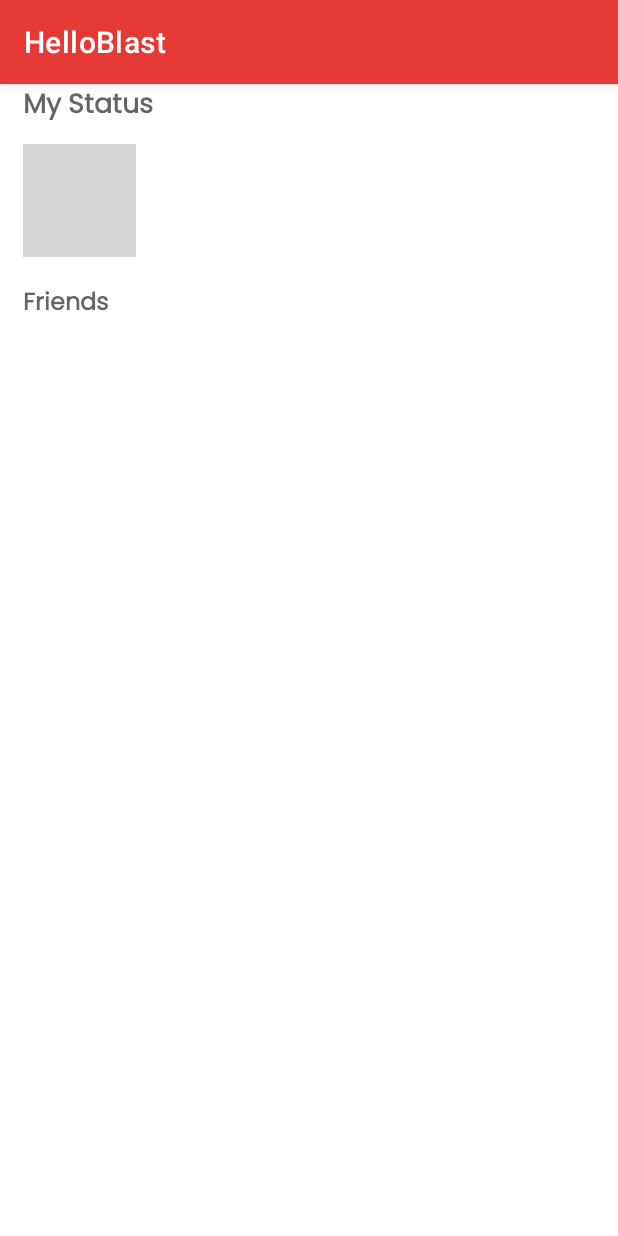
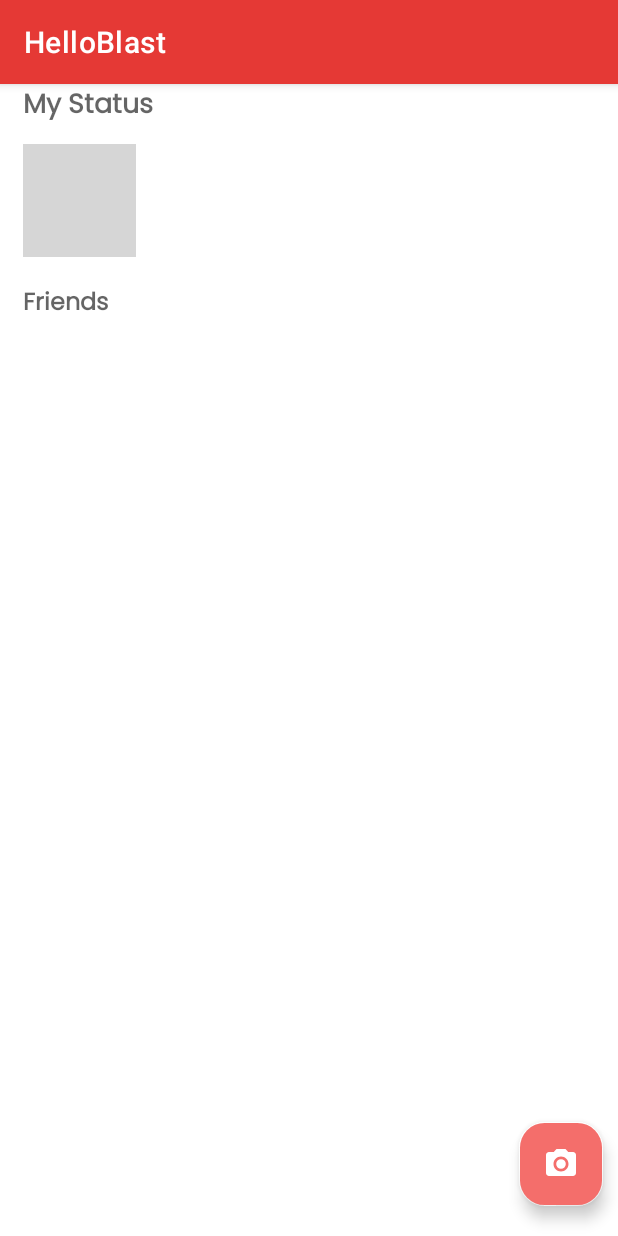
Before and after one commit to dhruv036/Chatting_app, an Android app: the fragment StatusFragment shown on its own in the app's theme, on a phone screen of 412 x 824 dp. Run offline under Robolectric (Android 15) with nearby library versions, the phone set to English and light mode, and no system bars; our stand-ins replace CircleImageView, Firebase (no records; nobody signed in at launch, a user with empty details on screens opened directly), sdp/ssp sizes; libraries missing offline, so code that uses them is left out: omari.hamza.storyview; plain views replace CircularStatusView; pictures from the network do not load; grey boxes are pictures that could not be loaded.

Commit message:
Auto delete status

```diff
--- a/app/src/main/AndroidManifest.xml
+++ b/app/src/main/AndroidManifest.xml
@@ -48,6 +48,8 @@
             </intent-filter>
 
         </activity>
+        <receiver android:name=".AlarmRecevier"/>
+
 
         <meta-data
             android:name="preloaded_fonts"
--- a/app/src/main/java/com/example/hello/Fragment/StatusFragment.java
+++ b/app/src/main/java/com/example/hello/Fragment/StatusFragment.java
@@ -1,9 +1,15 @@
 package com.example.hello.Fragment;
 
+import android.app.AlarmManager;
+import android.app.NotificationChannel;
+import android.app.NotificationManager;
+import android.app.PendingIntent;
 import android.content.Context;
 import android.content.Intent;
 import android.net.Uri;
+import android.os.Build;
 import android.os.Bundle;
+import android.util.Log;
 import android.view.LayoutInflater;
 import android.view.View;
 import android.view.ViewGroup;
@@ -19,6 +25,7 @@ import com.bumptech.glide.Glide;
 import com.bumptech.glide.load.engine.DiskCacheStrategy;
 import com.example.hello.Activity.FeatureController;
 import com.example.hello.Activity.MainDashboard;
+import com.example.hello.AlarmRecevier;
 import com.example.hello.Constants;
 import com.example.hello.Modal_Class.Friends;
 import com.example.hello.Modal_Class.Status;
@@ -53,17 +60,27 @@ public class StatusFragment extends Fragment {
     ArrayList<UserStatus> status = new ArrayList<>();
     StatusAdapter statusAdapter;
     UserStatus userStatus;
-    FirebaseDatabase database;
+    Context context ;
+            FirebaseDatabase database;
     String currid="";
+
+
+    @Override
+    public void onStart() {
+        super.onStart();
+        context = binding.getRoot().getContext();
+    }
 
     @Nullable
     @Override
     public View onCreateView(@NonNull LayoutInflater inflater, @Nullable ViewGroup container, @Nullable Bundle savedInstanceState) {
         binding = StatusfragmentlayoutBinding.inflate(inflater, container, false);
-        Context context = binding.getRoot().getContext();
+        context = binding.getRoot().getContext();
         currid = FeatureController.getInstance().getUid();
         database = FirebaseDatabase.getInstance();
         userStatus = new UserStatus();
+
+//show();
         statusAdapter = new StatusAdapter(getActivity(), status);
         LinearLayoutManager layoutManager = new LinearLayoutManager(getActivity());
         layoutManager.setOrientation(RecyclerView.VERTICAL);
@@ -81,6 +98,7 @@ public class StatusFragment extends Fragment {
                             userStatus.setName(snapshot.child("name").getValue(String.class));
                             userStatus.setProfileImg(snapshot.child("profileImg").getValue(String.class));
                             FeatureController.getInstance().setUserimg(snapshot.child("profileImg").getValue(String.class));
+
                             userStatus.setLastupadted(snapshot.child("lastUpdated").getValue(Long.class));
                             ArrayList<Status> status = new ArrayList<>();
                             for (DataSnapshot snapshot1 : snapshot.child("statuses").getChildren()) {
@@ -92,7 +110,13 @@ public class StatusFragment extends Fragment {
                             binding.circularStatusView.setPortionsCount(status.size());
                             if (userStatus.getStatuses().size() > 1) {
                                 Status laststatus = userStatus.getStatuses().get(userStatus.getStatuses().size() - 1);
+                            if(userStatus.getLastupadted()==101)
+                            {
                                 binding.timeupdated.setText(Constants.militotime(userStatus.getLastupadted()));
+                            }else {
+
+                            }
+
 //                             dashboard.setfragment();
                                 Glide.with(getContext()).load(laststatus.getImgurl()).diskCacheStrategy(DiskCacheStrategy.NONE).skipMemoryCache(true).into(binding.mystatus);
                             }else if(userStatus.getStatuses().size() == 1)
@@ -121,7 +145,7 @@ public class StatusFragment extends Fragment {
         binding.circularStatusView.setOnClickListener(new View.OnClickListener() {
             @Override
             public void onClick(View v) {
-                if(userStatus.getStatuses() != null)
+                if(userStatus.getStatuses() != null && userStatus.getStatuses().size() >0)
                 {
                     ArrayList<MyStory> myStories = new ArrayList<>();
 
@@ -151,8 +175,10 @@ public class StatusFragment extends Fragment {
                             }) // Optional Listeners
                             .build() // Must be called before calling show method
                             .show();
+                }else
+                {
+                    Toast.makeText(context, "Add Status", Toast.LENGTH_SHORT).show();
                 }
-
             }
         });
 
@@ -171,19 +197,36 @@ public class StatusFragment extends Fragment {
 //        binding.addStatus.setOnClickListener(new View.OnClickListener() {
 //            @Override
 //            public void onClick(View v) {
-//                picdialog();
+//     ktnoihgg
+//
+//
+//     picdialog();
 //            }
 //        });
-//        binding.tabtoadd.setOnClickListener(new View.OnClickListener() {
-//            @Override
-//            public void onClick(View v) {
-//                picdialog();
-//            }
-//        });
+        binding.addPerson.setOnClickListener(new View.OnClickListener() {
+            @Override
+            public void onClick(View view) {
+                picdialog();
+            }
+        });
+        binding.tabtoadd.setOnClickListener(new View.OnClickListener() {
+            @Override
+            public void onClick(View v) {
+                picdialog();
+            }
+        });
         return binding.getRoot();
 
 
     }
+    public void show()
+    {
+        AlarmRecevier  recevier = new AlarmRecevier();
+//        recevier.createNotificationChannel(context);
+        recevier.show(context);
+        Log.e("calling","calling");
+    }
+
 
     public void picdialog() {
         Intent intent = new Intent();
@@ -191,10 +234,7 @@ public class StatusFragment extends Fragment {
         intent.setAction(Intent.ACTION_GET_CONTENT);
         startActivityForResult(intent, 1);
     }
-    public void show()
-    {
 
-    }
 
     @Override
     public void onActivityResult(int requestCode, int resultCode, @Nullable Intent data) {
@@ -205,14 +245,19 @@ public class StatusFragment extends Fragment {
                 Calendar calendar = Calendar.getInstance();
                 StorageReference reference = storage.getReference().child("Status")
                         .child(calendar.getTimeInMillis() + "");
+
                 reference.putFile(data.getData())
                         .addOnCompleteListener(new OnCompleteListener<UploadTask.TaskSnapshot>() {
                             @Override
                             public void onComplete(@NonNull Task<UploadTask.TaskSnapshot> task) {
                                 if (task.isSuccessful()) {
+
                                     reference.getDownloadUrl().addOnSuccessListener(new OnSuccessListener<Uri>() {
                                         @Override
                                         public void onSuccess(Uri uri) {
+
+                                            Toast.makeText(getActivity(), "Dhruv", Toast.LENGTH_SHORT).show();
+
                                             UserStatus status = new UserStatus();
                                             status.setName(FeatureController.getInstance().getName());
                                             status.setProfileImg(FeatureController.getInstance().getUserimg());
@@ -236,7 +281,7 @@ public class StatusFragment extends Fragment {
                                                     .child("statuses")
                                                     .push()
                                                     .setValue(status1);
-                                            Toast.makeText(getActivity(), "Successfull", Toast.LENGTH_SHORT).show();
+                                            Toast.makeText(getActivity(), "Successfull posted", Toast.LENGTH_SHORT).show();
                                         }
                                     });
                                 }
@@ -285,4 +330,6 @@ public class StatusFragment extends Fragment {
 
         }
     }
+
+
 }
--- a/app/src/main/res/layout/activity_main_dashboard.xml
+++ b/app/src/main/res/layout/activity_main_dashboard.xml
@@ -69,12 +69,13 @@
         <RelativeLayout
             android:id="@+id/relativeLayout2"
             android:layout_width="match_parent"
-            android:layout_height="wrap_content"
+            android:layout_height="0dp"
             android:layout_marginStart="15dp"
             android:layout_marginTop="20dp"
             android:layout_marginEnd="15dp"
             app:layout_constraintEnd_toEndOf="parent"
             app:layout_constraintStart_toStartOf="parent"
+            app:layout_constraintBottom_toBottomOf="parent"
             app:layout_constraintTop_toBottomOf="@+id/frameLayout">
         </RelativeLayout>
 
--- a/app/src/main/res/layout/statusfragmentlayout.xml
+++ b/app/src/main/res/layout/statusfragmentlayout.xml
@@ -1,7 +1,7 @@
 <?xml version="1.0" encoding="utf-8"?>
 <androidx.constraintlayout.widget.ConstraintLayout xmlns:android="http://schemas.android.com/apk/res/android"
     android:layout_width="match_parent"
-    android:layout_height="wrap_content"
+    android:layout_height="match_parent"
     xmlns:app="http://schemas.android.com/apk/res-auto"
     xmlns:tools="http://schemas.android.com/tools">
 
@@ -68,7 +68,7 @@
             android:layout_marginLeft="8dp"
             android:layout_marginTop="5dp"
             android:layout_toRightOf="@id/mystatus"
-            android:visibility="invisible"
+            android:visibility="visible"
             android:fontFamily="@font/poppins"
             android:text="Tap to add status"
             android:textColor="@color/grey"
@@ -119,6 +119,21 @@
             android:layout_marginTop="10dp"
             app:layout_constraintBottom_toBottomOf="parent" />
     </RelativeLayout>
+    <com.google.android.material.floatingactionbutton.FloatingActionButton
+        android:id="@+id/add_person"
+        android:layout_width="wrap_content"
+        android:layout_height="wrap_content"
+        android:layout_marginEnd="10dp"
+        app:tint ="@color/white"
+        android:backgroundTint="#F46E6B"
+        android:layout_marginBottom="20dp"
+        android:clickable="true"
+
+        style="@style/FloatingActionOverlay"
+        app:layout_constraintBottom_toBottomOf="parent"
+        app:layout_constraintEnd_toEndOf="parent"
+        android:src="@drawable/ic_baseline_camera_alt_24"
+        />
 <!--    <com.google.android.material.floatingactionbutton.FloatingActionButton-->
 <!--        android:id="@+id/add_status"-->
 <!--        android:layout_width="wrap_content"-->
```
Also changed, not shown: app/src/main/java/com/example/hello/Activity/MainDashboard.java (+99 -72 lines), app/src/main/java/com/example/hello/AlarmRecevier.java (added, +48 -0 lines).
